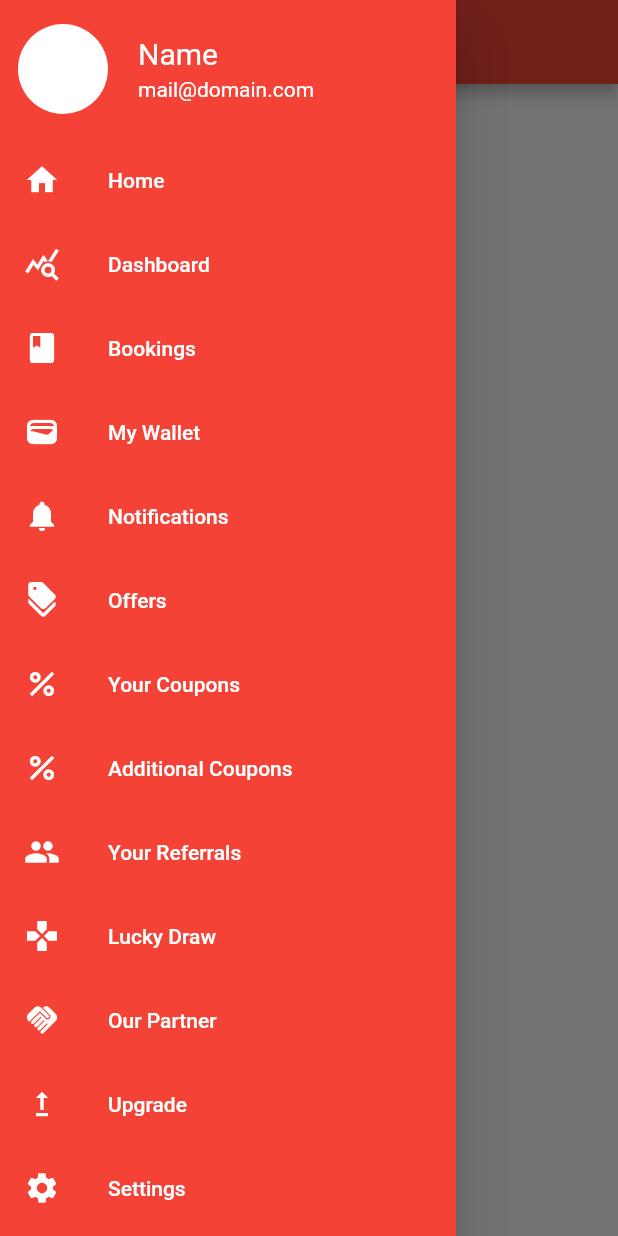
After one commit to narayanenharris/internship-app, a Flutter app: the HomePage screen opened by its route, with the side drawer open, on a phone screen of 412 x 824 dp. The commit adds this screen. Run offline on Flutter 3.47's test engine with Material 2 defaults, Android fonts, the phone set to English and light mode, and no system bars.

Commit message:
Home page,bug fixes

```diff
--- a/lib/main.dart
+++ b/lib/main.dart
@@ -1,10 +1,11 @@
-import 'package:app/pages/otp_verify.dart';
 import 'package:flutter/material.dart';
 import 'package:app/pages/welcome_page.dart';
 import 'package:app/pages/member_login.dart';
 import 'package:app/pages/member_signup.dart';
 import 'package:app/pages/business_login.dart';
 import 'package:app/pages/business_signup.dart';
+import 'package:app/pages/otp_verify.dart';
+import 'package:app/pages/home.dart';
 
 void main() {
   runApp(const MyApp());
@@ -18,6 +19,7 @@ class MyApp extends StatelessWidget {
     return MaterialApp(
       title: 'App',
       initialRoute: 'welcome',
+      theme: ThemeData(primaryColor: Colors.red),
       debugShowCheckedModeBanner: false,
       routes: {
         'welcome': (context) => WelcomePage(),
@@ -25,7 +27,8 @@ class MyApp extends StatelessWidget {
         'member-register': (context) => MemberSignupPage(),
         'business-login': (context) => BusinessLoginPage(),
         'business-register': (context) => BusinessSignupPage(),
-        'otp': (context) => const OtpVerifyPage()
+        'otp': (context) => const OtpVerifyPage(),
+        'home': (context) => const HomePage()
       },
     );
   }
--- a/lib/pages/business_login.dart
+++ b/lib/pages/business_login.dart
@@ -10,10 +10,6 @@ class BusinessLoginPage extends StatefulWidget {
 
   @override
   State<BusinessLoginPage> createState() => _BusinessLoginPageState();
-
-  void _onLogin() {
-    _formKey.currentState?.validate();
-  }
 }
 
 class _BusinessLoginPageState extends State<BusinessLoginPage> {
@@ -30,6 +26,10 @@ class _BusinessLoginPageState extends State<BusinessLoginPage> {
     setState(() {
       _rememberChecked = value ?? false;
     });
+  }
+
+  void _onLogin() {
+    if (widget._formKey.currentState?.validate() == true) {}
   }
 
   void _onSignUpPress(BuildContext context) {
@@ -137,7 +137,7 @@ class _BusinessLoginPageState extends State<BusinessLoginPage> {
                 const Padding(padding: EdgeInsets.all(8.0)),
                 Center(
                   child: ElevatedButton(
-                    onPressed: widget._onLogin,
+                    onPressed: _onLogin,
                     style: buttonStyle,
                     child: const Text(
                       "Login",
--- a/lib/pages/business_signup.dart
+++ b/lib/pages/business_signup.dart
@@ -53,11 +53,13 @@ class _BusinessSignupPageState extends State<BusinessSignupPage> {
   ];
 
   void onSignup(BuildContext context) {
-    if (_currentSelectedValue == null) {
-      _dropDownError = 'Select a category';
-    } else {
-      _dropDownError = null;
-    }
+    setState(() {
+      if (_currentSelectedValue == null) {
+        _dropDownError = 'Select a category';
+      } else {
+        _dropDownError = null;
+      }
+    });
 
     if (widget._formKey.currentState?.validate() == true) {
       Navigator.of(context).push(
@@ -112,10 +114,6 @@ class _BusinessSignupPageState extends State<BusinessSignupPage> {
                           return InputDecorator(
                             decoration: InputDecoration(
                               errorText: _dropDownError,
-                              errorStyle: const TextStyle(
-                                color: Colors.redAccent,
-                                fontSize: 16.0,
-                              ),
                               hintText: 'Select Category',
                               border: OutlineInputBorder(
                                 borderRadius: BorderRadius.circular(20.0),
--- /dev/null
+++ b/lib/pages/home.dart
@@ -0,0 +1,23 @@
+import 'package:flutter/material.dart';
+import 'package:app/widget/drawer_widget.dart';
+
+class HomePage extends StatefulWidget {
+  const HomePage({Key? key}) : super(key: key);
+
+  @override
+  State<HomePage> createState() => _HomePageState();
+}
+
+class _HomePageState extends State<HomePage> {
+  @override
+  Widget build(BuildContext context) {
+    return Scaffold(
+      appBar: AppBar(
+        title: const Text("Home"),
+        backgroundColor: Colors.red,
+      ),
+      drawer: const DrawerWidget(),
+      body: null,
+    );
+  }
+}
--- a/lib/pages/member_login.dart
+++ b/lib/pages/member_login.dart
@@ -10,25 +10,6 @@ class MemberLoginPage extends StatefulWidget {
 
   @override
   State<MemberLoginPage> createState() => _MemberLoginPageState();
-
-  String? validateEmail(String? value) {
-    String pattern =
-        r"^[a-zA-Z0-9.!#$%&'*+/=?^_`{|}~-]+@[a-zA-Z0-9](?:[a-zA-Z0-9-]"
-        r"{0,253}[a-zA-Z0-9])?(?:\.[a-zA-Z0-9](?:[a-zA-Z0-9-]"
-        r"{0,253}[a-zA-Z0-9])?)*$";
-
-    RegExp regex = RegExp(pattern);
-
-    if (value == null || value.isEmpty || !regex.hasMatch(value)) {
-      return 'Enter a valid email address';
-    } else {
-      return null;
-    }
-  }
-
-  void onLogin() {
-    _formKey.currentState?.validate();
-  }
 }
 
 class _MemberLoginPageState extends State<MemberLoginPage> {
@@ -45,6 +26,10 @@ class _MemberLoginPageState extends State<MemberLoginPage> {
     setState(() {
       _rememberChecked = value ?? false;
     });
+  }
+
+  void _onLogin() {
+    widget._formKey.currentState?.validate();
   }
 
   void _onSignUpPress(BuildContext context) {
@@ -92,7 +77,7 @@ class _MemberLoginPageState extends State<MemberLoginPage> {
                   child: Column(
                     children: [
                       TextFormField(
-                        validator: widget.validateEmail,
+                        validator: validateEmail,
                         keyboardType: TextInputType.emailAddress,
                         decoration: const InputDecoration(
                           border: OutlineInputBorder(
@@ -152,7 +137,7 @@ class _MemberLoginPageState extends State<MemberLoginPage> {
                 const Padding(padding: EdgeInsets.all(8.0)),
                 Center(
                   child: ElevatedButton(
-                    onPressed: widget.onLogin,
+                    onPressed: _onLogin,
                     style: buttonStyle,
                     child: const Text(
                       "Login",
--- a/lib/utils/validation.dart
+++ b/lib/utils/validation.dart
@@ -47,7 +47,7 @@ String? validatePassword(String? value) {
 String? validateConfirmPassword(String? value, String? password) {
   if (value == null || value.length < 6) {
     return 'Password should be atleast 6 characters long';
-  } else if (value == password) {
+  } else if (value != password) {
     return 'Confirm password should be same as password';
   } else {
     return null;
--- /dev/null
+++ b/lib/widget/drawer_widget.dart
@@ -0,0 +1,183 @@
+import 'package:flutter/material.dart';
+
+class DrawerWidget extends StatefulWidget {
+  const DrawerWidget({Key? key}) : super(key: key);
+
+  @override
+  State<DrawerWidget> createState() => _DrawerWidgetState();
+}
+
+class _DrawerWidgetState extends State<DrawerWidget> {
+  @override
+  Widget build(BuildContext context) {
+    return Drawer(
+      backgroundColor: Colors.red,
+      child: ListView(
+        children: [
+          Padding(
+            padding: const EdgeInsets.only(
+              top: 16.0,
+              left: 12.0,
+              bottom: 16.0,
+            ),
+            child: Row(
+              children: [
+                const CircleAvatar(
+                  radius: 30,
+                  backgroundColor: Colors.white,
+                ),
+                const SizedBox(width: 20),
+                Column(
+                  crossAxisAlignment: CrossAxisAlignment.start,
+                  children: const [
+                    Text(
+                      'Name',
+                      style: TextStyle(
+                        fontSize: 20,
+                        color: Colors.white,
+                      ),
+                    ),
+                    SizedBox(height: 4),
+                    Text(
+                      'mail@domain.com',
+                      style: TextStyle(
+                        fontSize: 14,
+                        color: Colors.white,
+                      ),
+                    ),
+                  ],
+                )
+              ],
+            ),
+          ),
+          ListTile(
+            leading: const Icon(Icons.home),
+            iconColor: Colors.white,
+            onTap: () {},
+            title: const Text(
+              'Home',
+              style: TextStyle(color: Colors.white),
+            ),
+          ),
+          ListTile(
+            leading: const Icon(Icons.query_stats),
+            iconColor: Colors.white,
+            onTap: () {},
+            title: const Text(
+              'Dashboard',
+              style: TextStyle(color: Colors.white),
+            ),
+          ),
+          ListTile(
+            leading: const Icon(Icons.book),
+            iconColor: Colors.white,
+            onTap: () {},
+            title: const Text(
+              'Bookings',
+              style: TextStyle(color: Colors.white),
+            ),
+          ),
+          ListTile(
+            leading: const Icon(Icons.wallet),
+            iconColor: Colors.white,
+            onTap: () {},
+            title: const Text(
+              'My Wallet',
+              style: TextStyle(color: Colors.white),
+            ),
+          ),
+          ListTile(
+            leading: const Icon(Icons.notifications),
+            iconColor: Colors.white,
+            onTap: () {},
+            title: const Text(
+              'Notifications',
+              style: TextStyle(color: Colors.white),
+            ),
+          ),
+          ListTile(
+            leading: const Icon(Icons.discount),
+            iconColor: Colors.white,
+            onTap: () {},
+            title: const Text(
+              'Offers',
+              style: TextStyle(color: Colors.white),
+            ),
+          ),
+          ListTile(
+            leading: const Icon(Icons.percent),
+            iconColor: Colors.white,
+            onTap: () {},
+            title: const Text(
+              'Your Coupons',
+              style: TextStyle(color: Colors.white),
+            ),
+          ),
+          ListTile(
+            leading: const Icon(Icons.percent),
+            iconColor: Colors.white,
+            onTap: () {},
+            title: const Text(
+              'Additional Coupons',
+              style: TextStyle(color: Colors.white),
+            ),
+          ),
+          ListTile(
+            leading: const Icon(Icons.group),
+            iconColor: Colors.white,
+            onTap: () {},
+            title: const Text(
+              'Your Referrals',
+              style: TextStyle(color: Colors.white),
+            ),
+          ),
+          ListTile(
+            leading: const Icon(Icons.gamepad),
+            iconColor: Colors.white,
+            onTap: () {},
+            title: const Text(
+              'Lucky Draw',
+              style: TextStyle(color: Colors.white),
+            ),
+          ),
+          ListTile(
+            leading: const Icon(Icons.handshake),
+            iconColor: Colors.white,
+            onTap: () {},
+            title: const Text(
+              'Our Partner',
+              style: TextStyle(color: Colors.white),
+            ),
+          ),
+          ListTile(
+            leading: const Icon(Icons.upgrade),
+            iconColor: Colors.white,
+            onTap: () {},
+            title: const Text(
+              'Upgrade',
+              style: TextStyle(color: Colors.white),
+            ),
+          ),
+          ListTile(
+            leading: const Icon(Icons.settings),
+            iconColor: Colors.white,
+            onTap: () {},
+            title: const Text(
+              'Settings',
+              style: TextStyle(color: Colors.white),
+            ),
+          ),
+          ListTile(
+            leading: const Icon(Icons.logout),
+            iconColor: Colors.white,
+            onTap: () {},
+            title: const Text(
+              'Logout',
+              style: TextStyle(color: Colors.white),
+            ),
+          ),
+        ],
+      ),
+    );
+  }
+}
```
